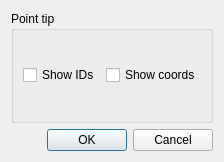
The window that qgis/src/plugins/georeferencer/qgsgeorefconfigdialogbase.ui (sourcepole/qgis) describes before a commit, drawn with Qt 5.
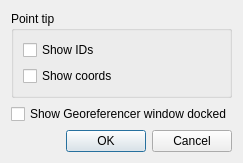
The same window after the commit.

```diff
--- a/qgis/src/plugins/georeferencer/qgsgeorefconfigdialogbase.ui
+++ b/qgis/src/plugins/georeferencer/qgsgeorefconfigdialogbase.ui
@@ -19,15 +19,15 @@
      <property name="title">
       <string>Point tip</string>
      </property>
-     <layout class="QHBoxLayout" name="horizontalLayout">
-      <item>
+     <layout class="QGridLayout" name="gridLayout">
+      <item row="0" column="0">
        <widget class="QCheckBox" name="mShowIDsCheckBox">
         <property name="text">
          <string>Show IDs</string>
         </property>
        </widget>
       </item>
-      <item>
+      <item row="1" column="0">
        <widget class="QCheckBox" name="mShowCoordsCheckBox">
         <property name="text">
          <string>Show coords</string>
@@ -38,6 +38,13 @@
     </widget>
    </item>
    <item row="1" column="0">
+    <widget class="QCheckBox" name="mShowDockedCheckBox">
+     <property name="text">
+      <string>Show Georeferencer window docked</string>
+     </property>
+    </widget>
+   </item>
+   <item row="2" column="0">
     <widget class="QDialogButtonBox" name="buttonBox">
      <property name="orientation">
       <enum>Qt::Horizontal</enum>
```
